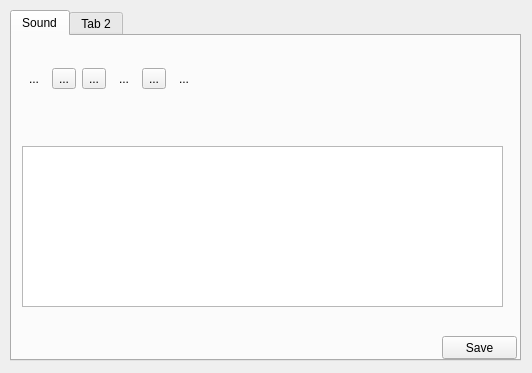
Above: Login/setting.ui from Kaysharp42/Smart-library before the change. Below: the same form after it.
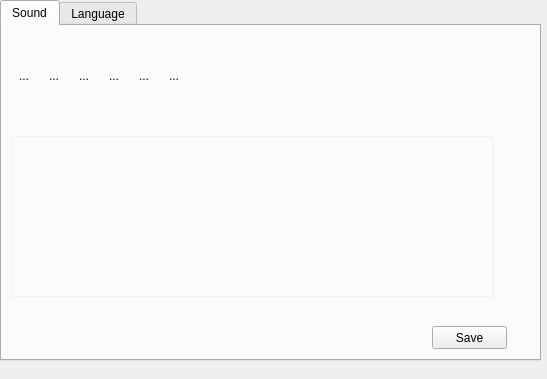
That is the form after the change. Icons and pictures are not drawn.

What changed in the file:
```diff
--- a/Login/setting.ui
+++ b/Login/setting.ui
@@ -6,8 +6,8 @@
    <rect>
     <x>0</x>
     <y>0</y>
-    <width>532</width>
-    <height>373</height>
+    <width>547</width>
+    <height>379</height>
    </rect>
   </property>
   <property name="windowTitle">
@@ -17,16 +17,32 @@
    <iconset resource="MyResources.qrc">
     <normaloff>:/new/prefix1/MyResources/settings-outline-filled.png</normaloff>:/new/prefix1/MyResources/settings-outline-filled.png</iconset>
   </property>
+  <property name="styleSheet">
+   <string notr="true">border-image: url(:/new/prefix1/MyResources/pic.png);
+</string>
+  </property>
   <widget class="QTabWidget" name="tabWidget">
    <property name="geometry">
     <rect>
-     <x>10</x>
-     <y>10</y>
-     <width>511</width>
-     <height>351</height>
+     <x>0</x>
+     <y>0</y>
+     <width>541</width>
+     <height>361</height>
     </rect>
    </property>
+   <property name="styleSheet">
+    <string notr="true">#tabWidget{
+background-image: url(:/new/prefix1/MyResources/pic.png);
+}
+</string>
+   </property>
+   <property name="currentIndex">
+    <number>0</number>
+   </property>
    <widget class="QWidget" name="Sound_Setting">
+    <property name="styleSheet">
+     <string notr="true"/>
+    </property>
     <attribute name="title">
      <string>Sound</string>
     </attribute>
@@ -39,6 +55,25 @@
        <height>161</height>
       </rect>
      </property>
+     <property name="styleSheet">
+      <string notr="true">QTableView {
+background: rgba(255, 255, 255,50);
+}
+QTableView QTableCornerButton::section
+{
+     background: rgba(0, 0, 0, 0%);
+}
+QTableView::item:focus
+
+{
+    color:white;
+}
+QTableView::item:selected
+{
+    color:black;
+     background: rgba(0, 0, 0, 50%);
+}</string>
+     </property>
     </widget>
     <widget class="QPushButton" name="pushButton">
      <property name="geometry">
@@ -53,13 +88,13 @@
       <string>Save</string>
      </property>
     </widget>
-    <widget class="QWidget" name="">
+    <widget class="QWidget" name="layoutWidget">
      <property name="geometry">
       <rect>
        <x>10</x>
        <y>30</y>
        <width>471</width>
-       <height>26</height>
+       <height>40</height>
       </rect>
      </property>
      <layout class="QHBoxLayout" name="horizontalLayout_2">
@@ -74,6 +109,12 @@
            <iconset resource="MyResources.qrc">
             <normaloff>:/new/prefix1/MyResources/document-file-up-upload-icon-19.png</normaloff>:/new/prefix1/MyResources/document-file-up-upload-icon-19.png</iconset>
           </property>
+          <property name="iconSize">
+           <size>
+            <width>30</width>
+            <height>30</height>
+           </size>
+          </property>
           <property name="autoRaise">
            <bool>true</bool>
           </property>
@@ -85,7 +126,17 @@
            <string>...</string>
           </property>
           <property name="icon">
-           <iconset theme="a"/>
+           <iconset resource="MyResources.qrc">
+            <normaloff>:/new/prefix1/MyResources/classica_stop-button_flat-circle-white-on-red_512x512.png</normaloff>:/new/prefix1/MyResources/classica_stop-button_flat-circle-white-on-red_512x512.png</iconset>
+          </property>
+          <property name="iconSize">
+           <size>
+            <width>30</width>
+            <height>30</height>
+           </size>
+          </property>
+          <property name="autoRaise">
+           <bool>true</bool>
           </property>
          </widget>
         </item>
@@ -94,6 +145,19 @@
           <property name="text">
            <string>...</string>
           </property>
+          <property name="icon">
+           <iconset resource="MyResources.qrc">
+            <normaloff>:/new/prefix1/MyResources/kissclipart-history-icon-left-icon-previous-icon-3ce48675b2b6432a.png</normaloff>:/new/prefix1/MyResources/kissclipart-history-icon-left-icon-previous-icon-3ce48675b2b6432a.png</iconset>
+          </property>
+          <property name="iconSize">
+           <size>
+            <width>30</width>
+            <height>30</height>
+           </size>
+          </property>
+          <property name="autoRaise">
+           <bool>true</bool>
+          </property>
          </widget>
         </item>
         <item>
@@ -105,6 +169,12 @@
            <iconset resource="MyResources.qrc">
             <normaloff>:/new/prefix1/MyResources/5-512.png</normaloff>:/new/prefix1/MyResources/5-512.png</iconset>
           </property>
+          <property name="iconSize">
+           <size>
+            <width>30</width>
+            <height>30</height>
+           </size>
+          </property>
           <property name="autoRaise">
            <bool>true</bool>
           </property>
@@ -115,6 +185,19 @@
           <property name="text">
            <string>...</string>
           </property>
+          <property name="icon">
+           <iconset resource="MyResources.qrc">
+            <normaloff>:/new/prefix1/MyResources/122632.png</normaloff>:/new/prefix1/MyResources/122632.png</iconset>
+          </property>
+          <property name="iconSize">
+           <size>
+            <width>30</width>
+            <height>30</height>
+           </size>
+          </property>
+          <property name="autoRaise">
+           <bool>true</bool>
+          </property>
          </widget>
         </item>
         <item>
@@ -124,7 +207,13 @@
           </property>
           <property name="icon">
            <iconset resource="MyResources.qrc">
-            <normaloff>:/new/prefix1/MyResources/classica_stop-button_flat-circle-white-on-red_512x512.png</normaloff>:/new/prefix1/MyResources/classica_stop-button_flat-circle-white-on-red_512x512.png</iconset>
+            <normaloff>:/new/prefix1/MyResources/02-512.png</normaloff>:/new/prefix1/MyResources/02-512.png</iconset>
+          </property>
+          <property name="iconSize">
+           <size>
+            <width>30</width>
+            <height>30</height>
+           </size>
           </property>
           <property name="autoRaise">
            <bool>true</bool>
@@ -145,7 +234,7 @@
    </widget>
    <widget class="QWidget" name="tab_2">
     <attribute name="title">
-     <string>Tab 2</string>
+     <string>Language</string>
     </attribute>
    </widget>
   </widget>
```
Left out of the diff: 3 changed lines with no effect on the pictures.
